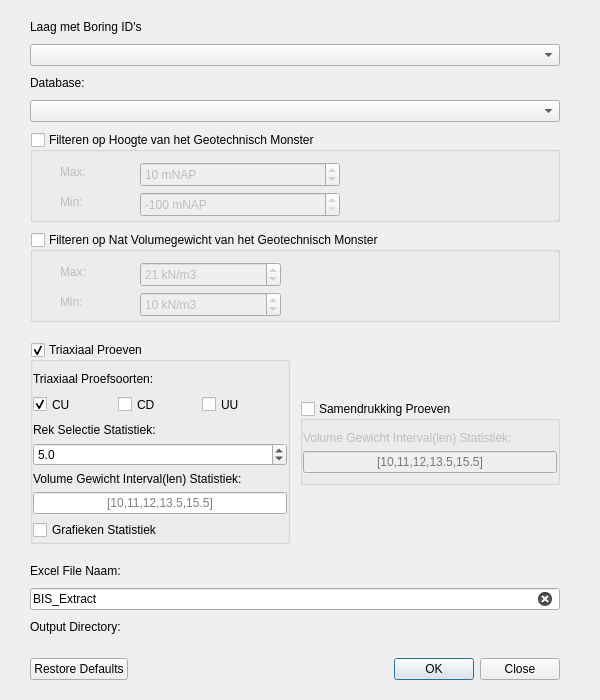
Above: proeven_verzameling_dialog_base.ui from KRS-dev/proeven_verzameling_plugin before the change. Below: the same form after it.
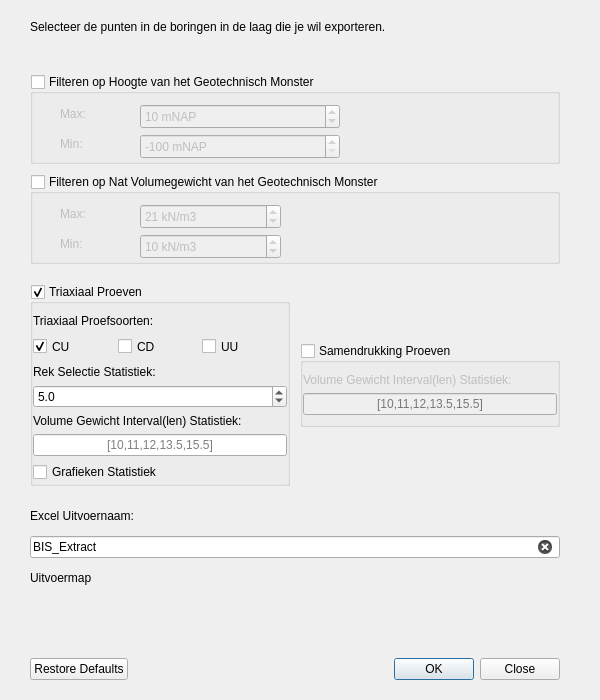
That is the form after the change. Custom widgets are drawn as their Qt base class.

Commit message: no selection of database and layer

The edit to the form file:
```diff
--- a/proeven_verzameling_dialog_base.ui
+++ b/proeven_verzameling_dialog_base.ui
@@ -34,7 +34,7 @@
      <verstretch>1</verstretch>
     </sizepolicy>
    </property>
-   <layout class="QVBoxLayout" name="verticalLayout" stretch="0,1,0,0,1,1,0,1,1,1,1,1,1">
+   <layout class="QVBoxLayout" name="verticalLayout" stretch="0,0,0,1,1,0,1,1,1,1,0,1">
     <property name="spacing">
      <number>10</number>
     </property>
@@ -53,34 +53,25 @@
     <item>
      <widget class="QLabel" name="label_10">
       <property name="text">
-       <string>Laag met Boring ID's</string>
+       <string>Selecteer de punten in de boringen in de laag die je wil exporteren.</string>
       </property>
      </widget>
     </item>
     <item>
-     <widget class="QgsMapLayerComboBox" name="cmb_layers">
-      <property name="toolTip">
-       <string>Selecteer hier de laag waarin Boor Locatie ID's (loc_id) te vinden zijn.</string>
+     <spacer name="verticalSpacer_2">
+      <property name="orientation">
+       <enum>Qt::Vertical</enum>
       </property>
-     </widget>
-    </item>
-    <item>
-     <widget class="QLabel" name="label_9">
-      <property name="text">
-       <string>Database:</string>
+      <property name="sizeHint" stdset="0">
+       <size>
+        <width>20</width>
+        <height>30</height>
+       </size>
       </property>
-     </widget>
+     </spacer>
     </item>
     <item>
-     <layout class="QHBoxLayout" name="horizontalLayout_2">
-      <item>
-       <widget class="QComboBox" name="cmb_databases">
-        <property name="toolTip">
-         <string>Selecteer hier verwijzing naar de BIS database.</string>
-        </property>
-       </widget>
-      </item>
-     </layout>
+     <layout class="QHBoxLayout" name="horizontalLayout_2"/>
     </item>
     <item alignment="Qt::AlignVCenter">
      <widget class="QgsCollapsibleGroupBox" name="cb_filterOnHeight">
@@ -606,7 +597,7 @@
     <item>
      <widget class="QLabel" name="label_3">
       <property name="text">
-       <string>Excel File Naam:</string>
+       <string>Excel Uitvoernaam:</string>
       </property>
      </widget>
     </item>
@@ -632,7 +623,7 @@
     <item>
      <widget class="QLabel" name="label_4">
       <property name="text">
-       <string>Output Directory:</string>
+       <string>Uitvoermap</string>
       </property>
      </widget>
     </item>
@@ -651,7 +642,7 @@
       <property name="sizeHint" stdset="0">
        <size>
         <width>20</width>
-        <height>60</height>
+        <height>30</height>
        </size>
       </property>
      </spacer>
@@ -684,11 +675,6 @@
    <extends>QWidget</extends>
    <header>qgsfilewidget.h</header>
   </customwidget>
-  <customwidget>
-   <class>QgsMapLayerComboBox</class>
-   <extends>QComboBox</extends>
-   <header>qgsmaplayercombobox.h</header>
-  </customwidget>
  </customwidgets>
  <tabstops>
   <tabstop>cb_CD</tabstop>
```
The commit also changes 1 other file.
